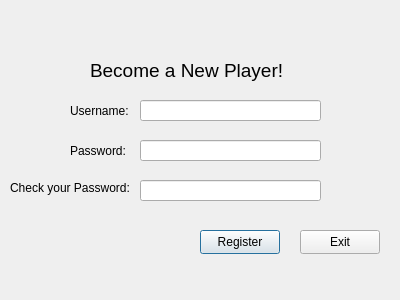
First picture: the form in registerpage.ui, repository TrueVegetable/qtHomework, before the edit.
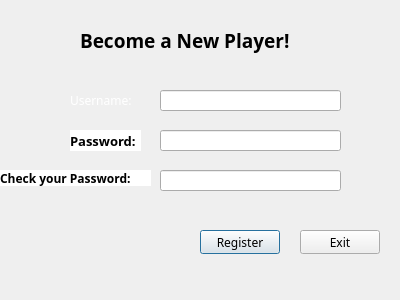
Second picture: the form after the edit. Icons and pictures are not drawn.

```diff
--- a/registerpage.ui
+++ b/registerpage.ui
@@ -13,18 +13,23 @@
   <property name="windowTitle">
    <string>Dialog</string>
   </property>
+  <property name="styleSheet">
+   <string notr="true">#Registerpage{border-image: url(:/new/prefix1/login_image.png);}</string>
+  </property>
   <widget class="QLabel" name="label">
    <property name="geometry">
     <rect>
-     <x>90</x>
-     <y>50</y>
-     <width>221</width>
+     <x>80</x>
+     <y>20</y>
+     <width>251</width>
      <height>41</height>
     </rect>
    </property>
    <property name="font">
     <font>
+     <family>Lucida Handwriting</family>
      <pointsize>14</pointsize>
+     <bold>true</bold>
     </font>
    </property>
    <property name="text">
@@ -34,8 +39,8 @@
   <widget class="QLineEdit" name="UsrLine">
    <property name="geometry">
     <rect>
-     <x>140</x>
-     <y>100</y>
+     <x>160</x>
+     <y>90</y>
      <width>181</width>
      <height>21</height>
     </rect>
@@ -44,8 +49,8 @@
   <widget class="QLineEdit" name="PwdLine">
    <property name="geometry">
     <rect>
-     <x>140</x>
-     <y>140</y>
+     <x>160</x>
+     <y>130</y>
      <width>181</width>
      <height>21</height>
     </rect>
@@ -54,8 +59,8 @@
   <widget class="QLineEdit" name="CheLine">
    <property name="geometry">
     <rect>
-     <x>140</x>
-     <y>180</y>
+     <x>160</x>
+     <y>170</y>
      <width>181</width>
      <height>21</height>
     </rect>
@@ -65,11 +70,19 @@
    <property name="geometry">
     <rect>
      <x>70</x>
-     <y>100</y>
-     <width>61</width>
+     <y>90</y>
+     <width>81</width>
      <height>21</height>
     </rect>
    </property>
+   <property name="font">
+    <font>
+     <family>Lucida Handwriting</family>
+    </font>
+   </property>
+   <property name="styleSheet">
+    <string notr="true">color:rgb(255, 255, 255);</string>
+   </property>
    <property name="text">
     <string>Username:</string>
    </property>
@@ -78,11 +91,21 @@
    <property name="geometry">
     <rect>
      <x>70</x>
-     <y>140</y>
-     <width>61</width>
+     <y>130</y>
+     <width>71</width>
      <height>21</height>
     </rect>
    </property>
+   <property name="font">
+    <font>
+     <family>Lucida Handwriting</family>
+     <pointsize>10</pointsize>
+     <bold>true</bold>
+    </font>
+   </property>
+   <property name="styleSheet">
+    <string notr="true">background-color:rgb(255, 255, 255);</string>
+   </property>
    <property name="text">
     <string>Password:</string>
    </property>
@@ -90,12 +113,22 @@
   <widget class="QLabel" name="label_4">
    <property name="geometry">
     <rect>
-     <x>10</x>
-     <y>180</y>
-     <width>121</width>
+     <x>0</x>
+     <y>170</y>
+     <width>151</width>
      <height>16</height>
     </rect>
    </property>
+   <property name="font">
+    <font>
+     <family>Lucida Handwriting</family>
+     <pointsize>9</pointsize>
+     <bold>true</bold>
+    </font>
+   </property>
+   <property name="styleSheet">
+    <string notr="true">background-color:rgb(255, 255, 255);</string>
+   </property>
    <property name="text">
     <string>Check your Password:</string>
    </property>
@@ -109,6 +142,11 @@
      <height>24</height>
     </rect>
    </property>
+   <property name="font">
+    <font>
+     <family>Lucida Handwriting</family>
+    </font>
+   </property>
    <property name="text">
     <string>Register</string>
    </property>
@@ -122,6 +160,11 @@
      <height>24</height>
     </rect>
    </property>
+   <property name="font">
+    <font>
+     <family>Lucida Handwriting</family>
+    </font>
+   </property>
    <property name="text">
     <string>Exit</string>
    </property>
```
